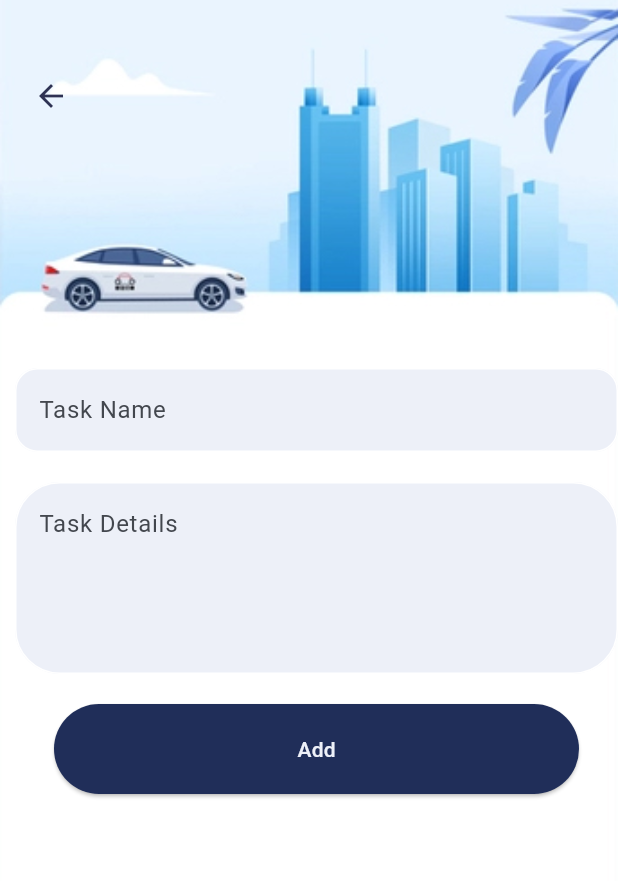
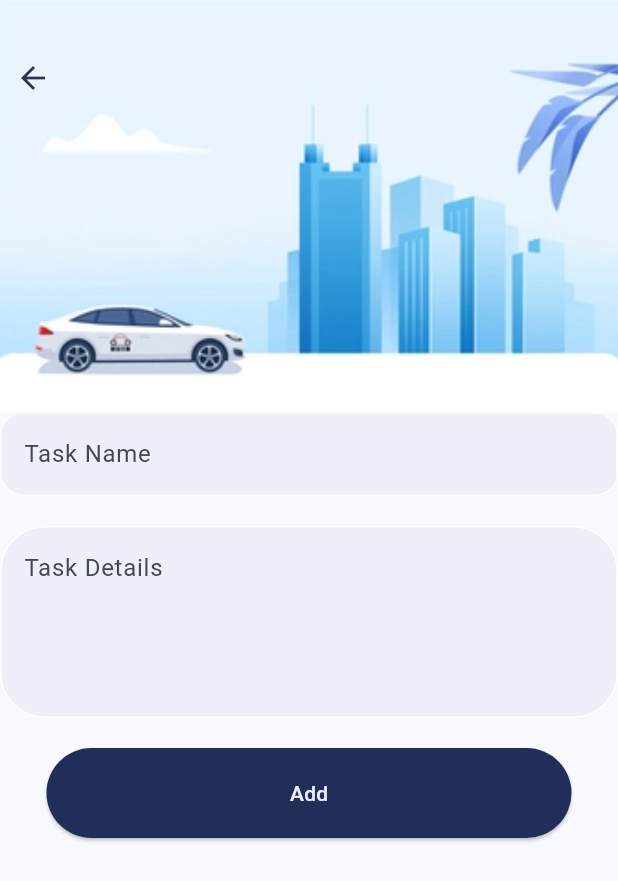
Before and after one commit to swag2716/Task-management-app, a Flutter app: the AddTask screen opened directly, on a phone screen of 412 x 824 dp. Shown: the top 881 px of the screen. Run offline on Flutter 3.47's test engine with Material 2 defaults, Android fonts, the phone set to English and light mode, and no system bars; our stand-ins replace get.

Commit message:
Fixing issues

```diff
--- a/frontend/lib/screens/add_task.dart
+++ b/frontend/lib/screens/add_task.dart
@@ -3,7 +3,6 @@ import 'package:my_app/utils/app_colors.dart';
 import 'package:my_app/widgets/textField_widget.dart';
 import 'package:my_app/helpers/button.dart';
 import 'package:get/get.dart';
-
 import '../controller/task_controller.dart';
 
 class AddTask extends StatelessWidget{
@@ -17,34 +16,32 @@ class AddTask extends StatelessWidget{
     TextEditingController detailController = TextEditingController();
 
     return Scaffold(
-      body: Container(
+      body: Column(
+        children: [
+          Container(
+            padding: const EdgeInsets.only(left: 10, top: 40),
+            alignment: Alignment.topLeft,
+
             width: double.maxFinite,
-        height: double.maxFinite,
-        padding: const EdgeInsets.only(left: 10),
+            height: MediaQuery.of(context).size.height / 3,
             decoration: const BoxDecoration(
                 image: DecorationImage(
-            fit: BoxFit.cover,
-            image: AssetImage(
-              "assets/addTask.jpg"
-            )
+                    fit: BoxFit.cover, image: AssetImage("assets/header.jpg")
                 )
             ),
-        child: Column(
-          crossAxisAlignment: CrossAxisAlignment.start,
-          mainAxisAlignment: MainAxisAlignment.spaceBetween,
-          children: [
-            Column(
-              children: [
-                const SizedBox(
-                  height: 40,
+            child: InkWell(
+                onTap: () {
+                  Get.back();
+                },
+                child: Icon(
+                  Icons.arrow_back,
+                  color: AppColors.smallTextColor,
+                )),
           ),
 
-                IconButton(onPressed: (){
-                  Get.back();
-                }, icon: Icon(Icons.arrow_back, color: AppColors.smallTextColor,))
-              ]
-            ),
-            Column(
+          Expanded(
+            child: SingleChildScrollView(
+              child: Column(
                   children: [
                     TextFieldWidget(textController: nameController, hintText: "Task Name", borderRadius: 15),
                     const SizedBox(
@@ -76,13 +73,12 @@ class AddTask extends StatelessWidget{
 
                   ]
                 ),
-            SizedBox(
-          height: MediaQuery.of(context).size.height/6,)
+
+            ),
+            ),
+
         ]
         ),
-
-
-      )
     );
   }
 }
--- a/frontend/lib/widgets/textField_widget.dart
+++ b/frontend/lib/widgets/textField_widget.dart
@@ -3,13 +3,13 @@ import 'package:my_app/utils/app_colors.dart';
 
 class TextFieldWidget extends StatelessWidget {
   final TextEditingController textController;
-  final String hintText;
+  final String? hintText;
   final double borderRadius;
   final int? maxLines;
   const TextFieldWidget(
       {Key? key,
       required this.textController,
-      required this.hintText,
+      this.hintText = "",
       required this.borderRadius,
       this.maxLines = 1})
       : super(key: key);
```
Also changed, not shown: frontend/lib/controller/task_controller.dart (+8 -6 lines), frontend/lib/screens/all_tasks.dart (+13 -8 lines), frontend/lib/screens/edit_task_screen.dart (added, +87 -0 lines), frontend/lib/screens/view_task_screen.dart (+75 -0 lines), 4 other files. Lines whose indentation alone changed are shown as unchanged.
